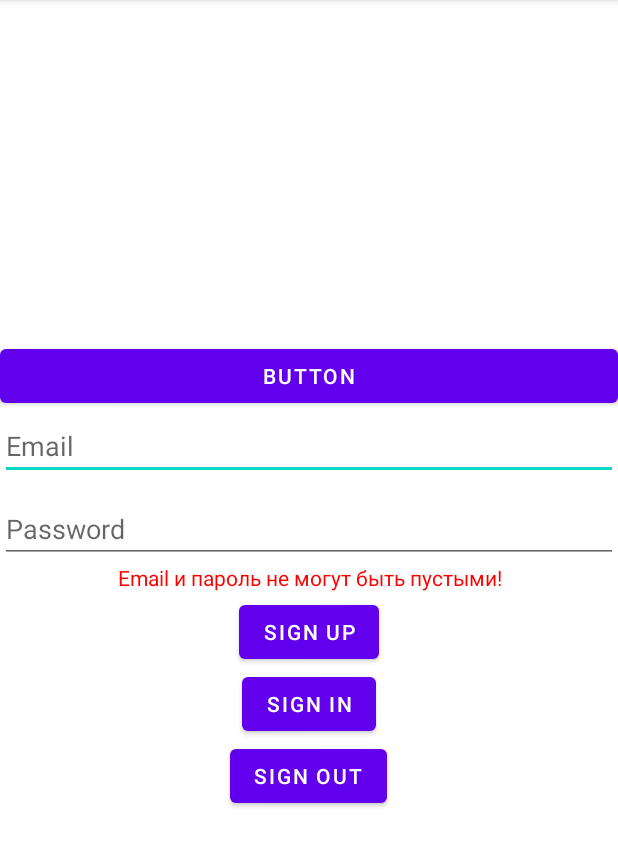
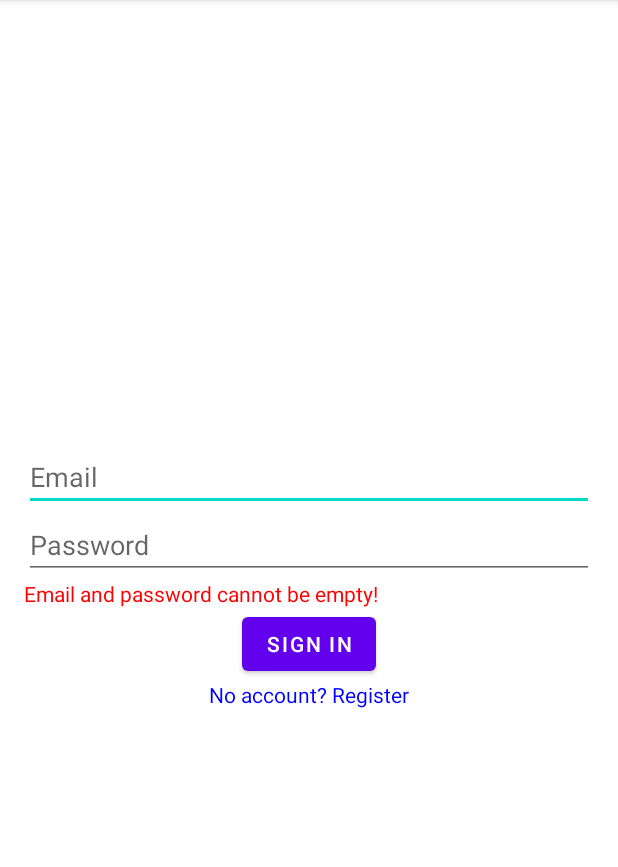
Before and after one commit to TakeByI/Financial-Drawing, an Android app: the screen it shows after launch (AuthActivity), after a tap on "SIGN IN", on a phone screen of 412 x 824 dp, the part 84-951 px from its top. Run offline under Robolectric (Android 15) with nearby library versions, the phone set to English and light mode, and no system bars; our stand-ins replace Firebase (no records; nobody signed in at launch, a user with empty details on screens opened directly); 2 other taps on this screen came first.

Commit message:
Улучшена регистрация и авторизация. Коммит №2

```diff
--- a/app/src/main/java/com/example/financialdrawing/AuthActivity.java
+++ b/app/src/main/java/com/example/financialdrawing/AuthActivity.java
@@ -15,6 +15,8 @@ import androidx.appcompat.app.AppCompatActivity;
 import androidx.core.graphics.Insets;
 import androidx.core.view.ViewCompat;
 import androidx.core.view.WindowInsetsCompat;
+import androidx.fragment.app.Fragment;
+import androidx.fragment.app.FragmentTransaction;
 
 import com.google.android.gms.tasks.OnCompleteListener;
 import com.google.android.gms.tasks.OnFailureListener;
@@ -24,80 +26,37 @@ import com.google.firebase.auth.FirebaseAuth;
 
 public class AuthActivity extends AppCompatActivity {
 
-    Button nextActivityButton;
-    Button signUpButton;
-    Button signInButton;
-    Button signOutButton;
-
-    EditText email;
-    EditText password;
-
-    TextView ifPasswordOrEmailEmptyTextView;
+    //TextView ifPasswordOrEmailEmptyTextView;
 
     FirebaseAuth auth;
 
     @Override
     protected void onCreate(Bundle savedInstanceState) {
         super.onCreate(savedInstanceState);
-        EdgeToEdge.enable(this);
         setContentView(R.layout.activity_auth);
-        ViewCompat.setOnApplyWindowInsetsListener(findViewById(R.id.main), (v, insets) -> {
-            Insets systemBars = insets.getInsets(WindowInsetsCompat.Type.systemBars());
-            v.setPadding(systemBars.left, systemBars.top, systemBars.right, systemBars.bottom);
-            return insets;
-        });
 
         auth = FirebaseAuth.getInstance();
 
+        // Если пользователь уже вошел, переходим в MainActivity
         if (auth.getCurrentUser() != null) {
-            Log.d("MY LOG", "User already signed in: " + auth.getCurrentUser().getEmail());
-            // Если пользователь уже авторизован, сразу переходим на MainActivity
-            startActivity(new Intent(AuthActivity.this, MainActivity.class));
-            finish(); // Закрываем AuthActivity
-            return; // Прерываем выполнение onCreate, так как переход уже сделан
-        } else {
-            Log.d("MY LOG", "No user signed in");
+            startActivity(new Intent(this, MainActivity.class));
+            finish();
+            return;
         }
 
-        nextActivityButton = findViewById(R.id.buttonNextActivity);
-        signUpButton = findViewById(R.id.signUpButton);
-        signInButton = findViewById(R.id.signInButton);
-        signOutButton = findViewById(R.id.signOutButton);
+        // По умолчанию загружаем LoginFragment
+        loadFragment(new LoginFragment());
 
-        ifPasswordOrEmailEmptyTextView = findViewById(R.id.ifPasswordOrEmailEmptyTextView);
-
-        email = findViewById(R.id.emailEditText);
-        password = findViewById(R.id.passwordEditText);
-
-
-        if (auth.getCurrentUser() != null) {
-            Log.d("MY LOG", auth.getCurrentUser().getEmail());
-        } else {
-            Log.d("MY LOG", "Email - null");
-        }
-
-
-        signUpButton.setOnClickListener(v -> {
-            signUp(auth, email.getText().toString(), password.getText().toString());
-
-        });
-
-        signInButton.setOnClickListener(v -> {
-            signIn(auth, email.getText().toString(), password.getText().toString());
-
-        });
-
-        signOutButton.setOnClickListener(v -> {
-            signOut(auth);
-        });
-
-        nextActivityButton.setOnClickListener(v -> {
-            Intent i = new Intent(this, MainActivity.class);
-            startActivity(i);
-        });
     }
 
-    private void signUp(FirebaseAuth auth, String email, String password) {
+    public void loadFragment(Fragment fragment) {
+        FragmentTransaction transaction = getSupportFragmentManager().beginTransaction();
+        transaction.replace(R.id.fragmetn, fragment);
+        transaction.addToBackStack(null); // для возврата назад
+        transaction.commit();
+    }
+
+    /*private void signUp(FirebaseAuth auth, String email, String password) {
         if (email.isEmpty() || password.isEmpty()) {
             Log.d("My log", "EMAIL AND PASSWORD CANNOT BE EMPTY");
             ifPasswordOrEmailEmptyTextView.setText("Email и пароль не могут быть пустыми!");
@@ -125,9 +84,9 @@ public class AuthActivity extends AppCompatActivity {
                         ifPasswordOrEmailEmptyTextView.setVisibility(View.VISIBLE);
                     }
                 );
-    }
+    }*/
 
-    private void signIn(FirebaseAuth auth, String email, String password) {
+    /*private void signIn(FirebaseAuth auth, String email, String password) {
         if (email.isEmpty() || password.isEmpty()) {
             Log.d("My log", "EMAIL AND PASSWORD CANNOT BE EMPTY");
             ifPasswordOrEmailEmptyTextView.setText("Email и пароль не могут быть пустыми!");
@@ -156,9 +115,9 @@ public class AuthActivity extends AppCompatActivity {
                 });
 
 
-    }
+    }*/
 
-    private void signOut(FirebaseAuth auth) {
+    /*private void signOut(FirebaseAuth auth) {
         auth.signOut();
-    }
+    }*/
 }
--- /dev/null
+++ b/app/src/main/java/com/example/financialdrawing/LoginFragment.java
@@ -0,0 +1,90 @@
+package com.example.financialdrawing;
+
+import android.content.Intent;
+import android.os.Bundle;
+import androidx.fragment.app.Fragment;
+
+import android.util.Log;
+import android.view.LayoutInflater;
+import android.view.View;
+import android.view.ViewGroup;
+import android.widget.Button;
+import android.widget.EditText;
+import android.widget.TextView;
+import android.widget.Toast;
+
+import androidx.annotation.NonNull;
+import androidx.annotation.Nullable;
+import com.google.firebase.auth.FirebaseAuth;
+
+
+public class LoginFragment extends Fragment {
+    private FirebaseAuth auth;
+    private EditText emailEditText, passwordEditText;
+    private TextView errorTextView, goToRegisterTextView;
+    private Button signInButton;
+
+    @Nullable
+    @Override
+    public View onCreateView(@NonNull LayoutInflater inflater, @Nullable ViewGroup container, @Nullable Bundle savedInstanceState) {
+        View view = inflater.inflate(R.layout.fragment_login, container, false);
+
+        auth = FirebaseAuth.getInstance();
+
+        emailEditText = view.findViewById(R.id.emailEditText);
+        passwordEditText = view.findViewById(R.id.passwordEditText);
+
+        errorTextView = view.findViewById(R.id.errorTextView);
+        goToRegisterTextView = view.findViewById(R.id.goToRegisterTextView);
+
+        signInButton = view.findViewById(R.id.signInButton);
+
+        // Кнопка входа
+        signInButton.setOnClickListener(v -> signIn());
+
+        // Переход к регистрации
+        goToRegisterTextView.setOnClickListener(v -> {
+            if (getActivity() != null) {
+                ((AuthActivity) getActivity()).loadFragment(new RegisterFragment());
+            }
+        });
+
+        return view;
+    }
+
+
+
+
+
+
+    private void signIn() {
+        String email = emailEditText.getText().toString().trim();
+        String password = passwordEditText.getText().toString().trim();
+
+        if (email.isEmpty() || password.isEmpty()) {
+            Log.d("My log", "EMAIL AND PASSWORD CANNOT BE EMPTY");
+            Toast.makeText(getContext(), "Email and password cannot be empty", Toast.LENGTH_SHORT).show();
+            errorTextView.setText("Email and password cannot be empty!");
+            errorTextView.setVisibility(View.VISIBLE);
+            return;
+        }
+        errorTextView.setVisibility(View.GONE);
+        auth.signInWithEmailAndPassword(email, password)
+                .addOnCompleteListener(task -> {
+                    if (task.isSuccessful()) {
+                        startActivity(new Intent(getActivity(), MainActivity.class));
+                        if (getActivity() != null) getActivity().finish();
+                    } else {
+                        Log.d("MyLog", "Sign In failure!");
+                        Toast.makeText(getContext(), "Sign In failed: " + task.getException(), Toast.LENGTH_SHORT).show();
+                        errorTextView.setText(task.getException() != null ? task.getException().getMessage() : "Sign In failed");
+                        errorTextView.setVisibility(View.VISIBLE);
+                    }
+                })
+                .addOnFailureListener(e ->  {
+                    Log.d("My log", e.getMessage() != null ? e.getMessage() : "Sign In ERROR");
+                    errorTextView.setText(e.getMessage());
+                    errorTextView.setVisibility(View.VISIBLE);
+                });
+    }
+}
--- a/app/src/main/res/layout/activity_auth.xml
+++ b/app/src/main/res/layout/activity_auth.xml
@@ -1,67 +1,6 @@
 <?xml version="1.0" encoding="utf-8"?>
-<LinearLayout xmlns:android="http://schemas.android.com/apk/res/android"
-    xmlns:app="http://schemas.android.com/apk/res-auto"
-    xmlns:tools="http://schemas.android.com/tools"
-    android:id="@+id/main"
+<FrameLayout
+    xmlns:android="http://schemas.android.com/apk/res/android"
+    android:id="@+id/fragmetn"
     android:layout_width="match_parent"
-    android:layout_height="match_parent"
-    android:orientation="vertical"
-    tools:context=".AuthActivity"
-    android:gravity="center"
-    android:padding="16dp"
-    >
-
-    <Button
-        android:id="@+id/buttonNextActivity"
-        android:layout_width="match_parent"
-        android:layout_height="wrap_content"
-        android:text="Button"
-         />
-
-    <EditText
-        android:id="@+id/emailEditText"
-        android:layout_width="match_parent"
-        android:layout_height="wrap_content"
-        android:hint="Email"
-        android:inputType="textEmailAddress"/>
-
-    <Space
-        android:layout_width="match_parent"
-        android:layout_height="10dp"/>
-
-    <EditText
-        android:id="@+id/passwordEditText"
-        android:layout_width="match_parent"
-        android:layout_height="wrap_content"
-        android:hint="Password"
-        android:inputType="textPassword"/>
-
-    <TextView
-        android:layout_width="match_parent"
-        android:layout_height="22dp"
-        android:id="@+id/ifPasswordOrEmailEmptyTextView"
-        android:textColor="#FF0000"
-        android:visibility="gone"
-        android:textAlignment="center"
-        />
-
-    <Button
-        android:id="@+id/signUpButton"
-        android:layout_width="wrap_content"
-        android:layout_height="wrap_content"
-        android:text="Sign Up"/>
-
-    <Button
-        android:id="@+id/signInButton"
-        android:layout_width="wrap_content"
-        android:layout_height="wrap_content"
-        android:text="Sign In"/>
-
-    <Button
-        android:id="@+id/signOutButton"
-        android:layout_width="wrap_content"
-        android:layout_height="wrap_content"
-        android:text="Sign Out"/>
-
-
-</LinearLayout>
+    android:layout_height="match_parent" />
--- /dev/null
+++ b/app/src/main/res/layout/fragment_login.xml
@@ -0,0 +1,44 @@
+<?xml version="1.0" encoding="utf-8"?>
+<LinearLayout
+    xmlns:android="http://schemas.android.com/apk/res/android"
+    android:layout_width="match_parent"
+    android:layout_height="match_parent"
+    android:orientation="vertical"
+    android:gravity="center"
+    android:padding="16dp">
+
+    <EditText
+        android:id="@+id/emailEditText"
+        android:layout_width="match_parent"
+        android:layout_height="wrap_content"
+        android:hint="Email"
+        android:inputType="textEmailAddress"/>
+
+    <EditText
+        android:id="@+id/passwordEditText"
+        android:layout_width="match_parent"
+        android:layout_height="wrap_content"
+        android:hint="Password"
+        android:inputType="textPassword"/>
+
+    <TextView
+        android:id="@+id/errorTextView"
+        android:layout_width="match_parent"
+        android:layout_height="wrap_content"
+        android:textColor="#FF0000"
+        android:visibility="gone" />
+
+    <Button
+        android:id="@+id/signInButton"
+        android:layout_width="wrap_content"
+        android:layout_height="wrap_content"
+        android:text="Sign In"/>
+
+    <TextView
+        android:id="@+id/goToRegisterTextView"
+        android:layout_width="wrap_content"
+        android:layout_height="wrap_content"
+        android:text="No account? Register"
+        android:textColor="#0000FF"
+        android:clickable="true"/>
+</LinearLayout>
--- a/app/src/main/res/menu/activity_main_drawer.xml
+++ b/app/src/main/res/menu/activity_main_drawer.xml
@@ -16,5 +16,11 @@
             android:id="@+id/nav_slideshow"
             android:icon="@drawable/ic_menu_slideshow"
             android:title="@string/menu_slideshow" />
+        <item
+            android:id="@+id/nav_logout"
+            android:icon="@drawable/ic_launcher_foreground"
+            android:title="Выйти" />
+
+
     </group>
 </menu>
--- a/app/src/main/res/values/strings.xml
+++ b/app/src/main/res/values/strings.xml
@@ -10,4 +10,6 @@
     <string name="menu_home">Home</string>
     <string name="menu_gallery">Gallery</string>
     <string name="menu_slideshow">Slideshow</string>
+    <!-- TODO: Remove or change this placeholder text -->
+    <string name="hello_blank_fragment">Hello blank fragment</string>
 </resources>
```
Also changed, not shown: app/src/main/java/com/example/financialdrawing/DataSamples/Operation.java (added, +8 -0 lines), app/src/main/java/com/example/financialdrawing/MainActivity.java (+30 -5 lines), app/src/main/java/com/example/financialdrawing/RegisterFragment.java (added, +88 -0 lines), app/src/main/java/com/example/financialdrawing/ui/home/HomeFragment.java (+0 -14 lines), app/src/main/res/layout/fragment_register.xml (added, +44 -0 lines).
